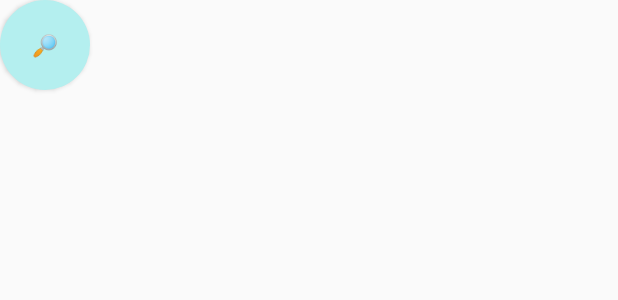
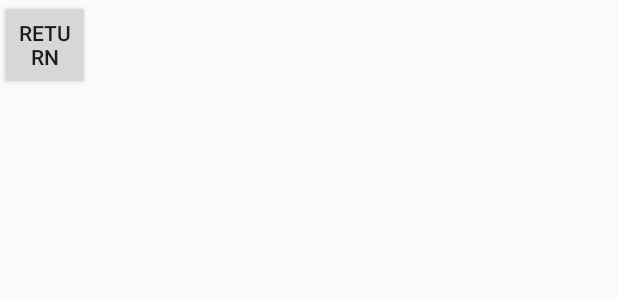
Before and after one commit to pikohan-suzuki/GohanApp, an Android app: the layout activity_search.xml on its own in the app's theme, with its tools: preview values and no code run, on a phone screen of 412 x 824 dp. Shown: the top 300 px of the screen. Run offline under Robolectric (Android 15) with nearby library versions, the phone set to English and light mode, and no system bars.

Commit message:
検索画面への画面遷移機能を追加

```diff
--- a/KIT_MAP/app/src/main/AndroidManifest.xml
+++ b/KIT_MAP/app/src/main/AndroidManifest.xml
@@ -16,6 +16,9 @@
                 <category android:name="android.intent.category.LAUNCHER" />
             </intent-filter>
         </activity>
+        <activity android:name=".SearchActivity">
+
+        </activity>
     </application>
 
 </manifest>
--- a/KIT_MAP/app/src/main/res/layout/activity_search.xml
+++ b/KIT_MAP/app/src/main/res/layout/activity_search.xml
@@ -7,11 +7,9 @@
     android:gravity="left">
 
     <Button
-        android:id="@+id/search_button"
+        android:id="@+id/return_button"
         android:layout_width="60sp"
         android:layout_height="60sp"
-        android:background="@drawable/round_button"
-        android:text="🔎"
-        android:transitionName="search"/>
+        android:text="return" />
 
 </LinearLayout>
```
Also changed, not shown: KIT_MAP/app/src/main/java/com/example/a81809/kit_map/MainActivity.java (+13 -3 lines), KIT_MAP/app/src/main/java/com/example/a81809/kit_map/SearchActivity.java (+12 -1 lines), KIT_MAP/app/src/main/java/com/example/a81809/kit_map/User.java (deleted, +0 -17 lines).
